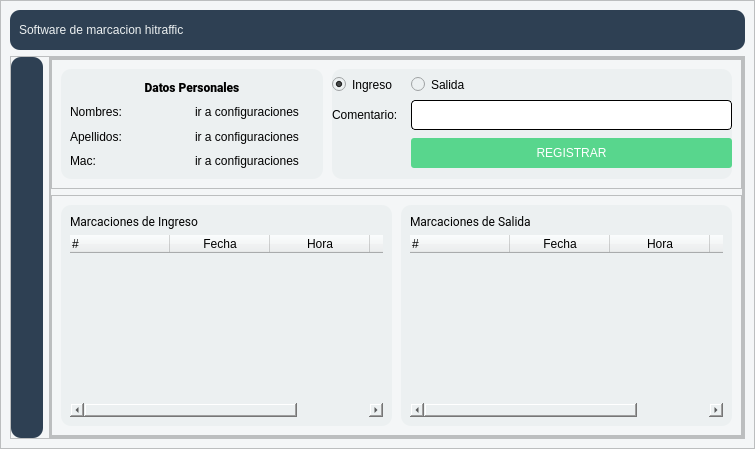
Qt form main.ui (MrRocklion/PERSONAL-MAGNAMENT) before a commit.
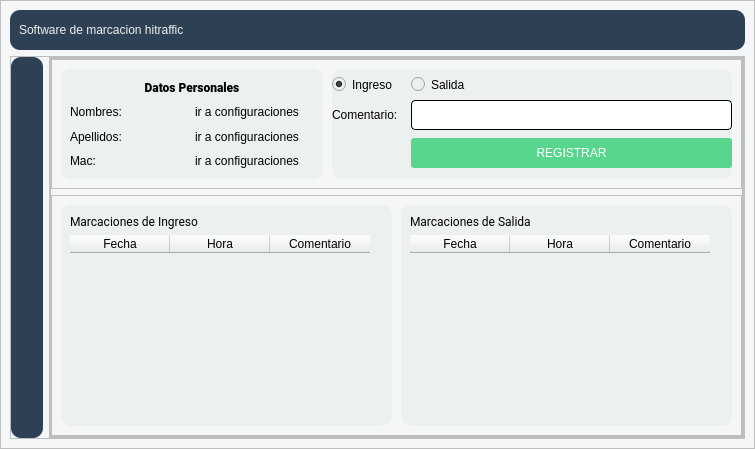
The same form after that commit. Icons and pictures are not drawn.

Commit message: falta solucionar el mapeo

The edit to the form file:
```diff
--- a/main.ui
+++ b/main.ui
@@ -746,49 +746,6 @@
                           </item>
                           <item>
                            <widget class="QTableWidget" name="tableIngresos">
-                            <property name="frameShape">
-                             <enum>QFrame::NoFrame</enum>
-                            </property>
-                            <property name="showGrid">
-                             <bool>false</bool>
-                            </property>
-                            <property name="wordWrap">
-                             <bool>true</bool>
-                            </property>
-                            <property name="cornerButtonEnabled">
-                             <bool>true</bool>
-                            </property>
-                            <property name="columnCount">
-                             <number>4</number>
-                            </property>
-                            <attribute name="horizontalHeaderCascadingSectionResizes">
-                             <bool>false</bool>
-                            </attribute>
-                            <attribute name="horizontalHeaderShowSortIndicator" stdset="0">
-                             <bool>false</bool>
-                            </attribute>
-                            <attribute name="horizontalHeaderStretchLastSection">
-                             <bool>true</bool>
-                            </attribute>
-                            <attribute name="verticalHeaderVisible">
-                             <bool>false</bool>
-                            </attribute>
-                            <attribute name="verticalHeaderHighlightSections">
-                             <bool>true</bool>
-                            </attribute>
-                            <row>
-                             <property name="text">
-                              <string>1</string>
-                             </property>
-                            </row>
-                            <column>
-                             <property name="text">
-                              <string>#</string>
-                             </property>
-                             <property name="textAlignment">
-                              <set>AlignLeading|AlignVCenter</set>
-                             </property>
-                            </column>
                             <column>
                              <property name="text">
                               <string>Fecha</string>
@@ -848,44 +805,6 @@
                           </item>
                           <item>
                            <widget class="QTableWidget" name="tableSalidas">
-                            <property name="frameShape">
-                             <enum>QFrame::NoFrame</enum>
-                            </property>
-                            <property name="showGrid">
-                             <bool>false</bool>
-                            </property>
-                            <property name="wordWrap">
-                             <bool>true</bool>
-                            </property>
-                            <property name="cornerButtonEnabled">
-                             <bool>true</bool>
-                            </property>
-                            <property name="columnCount">
-                             <number>4</number>
-                            </property>
-                            <attribute name="horizontalHeaderCascadingSectionResizes">
-                             <bool>false</bool>
-                            </attribute>
-                            <attribute name="horizontalHeaderShowSortIndicator" stdset="0">
-                             <bool>false</bool>
-                            </attribute>
-                            <attribute name="horizontalHeaderStretchLastSection">
-                             <bool>true</bool>
-                            </attribute>
-                            <attribute name="verticalHeaderVisible">
-                             <bool>false</bool>
-                            </attribute>
-                            <attribute name="verticalHeaderHighlightSections">
-                             <bool>true</bool>
-                            </attribute>
-                            <column>
-                             <property name="text">
-                              <string>#</string>
-                             </property>
-                             <property name="textAlignment">
-                              <set>AlignLeading|AlignVCenter</set>
-                             </property>
-                            </column>
                             <column>
                              <property name="text">
                               <string>Fecha</string>
```
Left out of the diff: 14 changed lines with no effect on the pictures. The commit also changes 2 other files.
